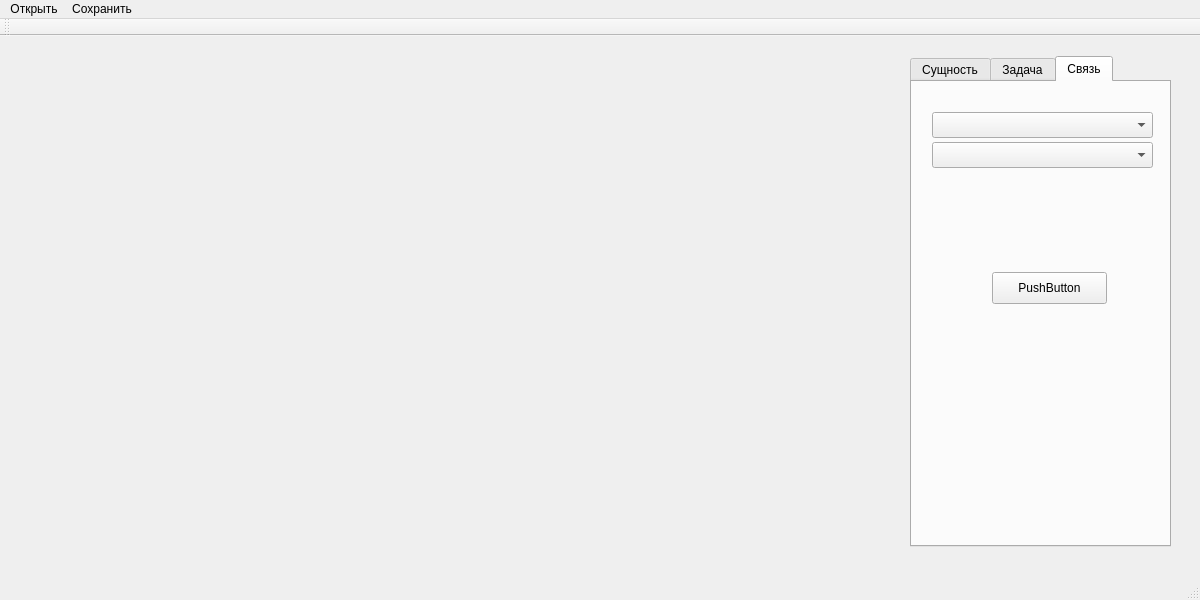
Qt form mainwindow.ui (farmatholin/mdp-sequence-0303) before a commit.
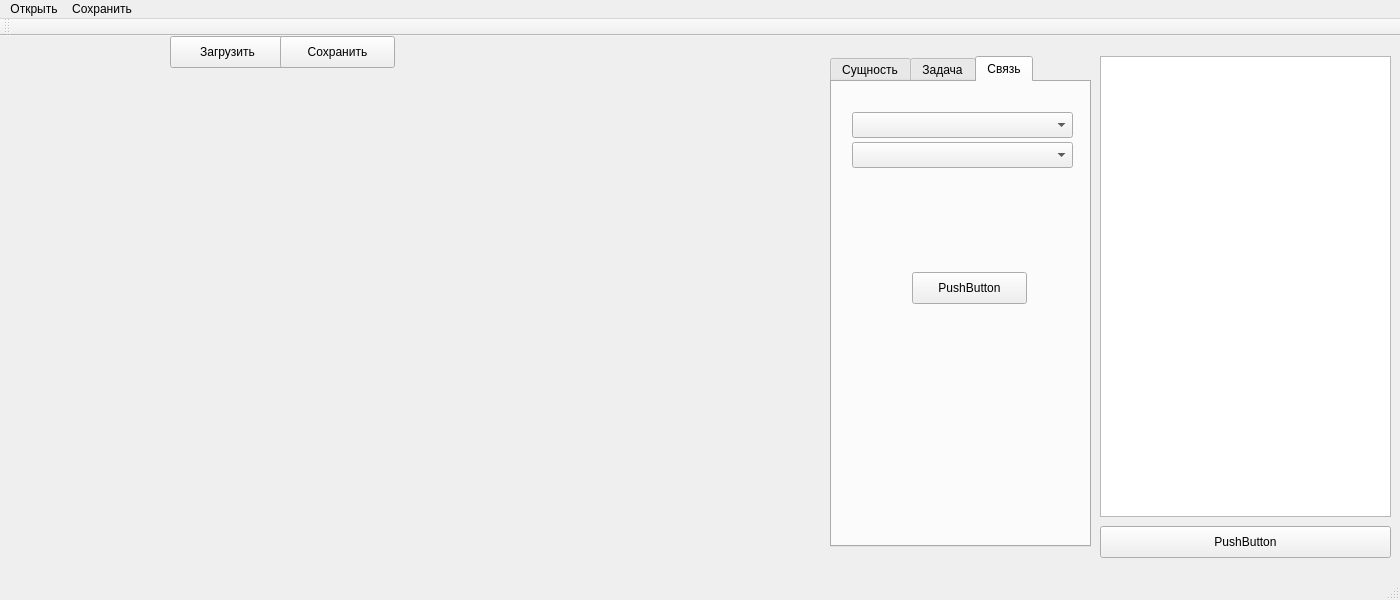
The same form after that commit.

```diff
--- a/mainwindow.ui
+++ b/mainwindow.ui
@@ -6,19 +6,19 @@
    <rect>
     <x>0</x>
     <y>0</y>
-    <width>1200</width>
+    <width>1400</width>
     <height>600</height>
    </rect>
   </property>
   <property name="minimumSize">
    <size>
-    <width>1200</width>
+    <width>1400</width>
     <height>600</height>
    </size>
   </property>
   <property name="maximumSize">
    <size>
-    <width>1200</width>
+    <width>1400</width>
     <height>600</height>
    </size>
   </property>
@@ -31,7 +31,7 @@
      <rect>
       <x>10</x>
       <y>30</y>
-      <width>871</width>
+      <width>821</width>
       <height>491</height>
      </rect>
     </property>
@@ -39,7 +39,7 @@
    <widget class="QTabWidget" name="tabWidget">
     <property name="geometry">
      <rect>
-      <x>910</x>
+      <x>830</x>
       <y>20</y>
       <width>261</width>
       <height>491</height>
@@ -319,13 +319,62 @@
      </widget>
     </widget>
    </widget>
+   <widget class="QPlainTextEdit" name="reportEdit">
+    <property name="geometry">
+     <rect>
+      <x>1100</x>
+      <y>20</y>
+      <width>291</width>
+      <height>461</height>
+     </rect>
+    </property>
+   </widget>
+   <widget class="QPushButton" name="generateReport">
+    <property name="geometry">
+     <rect>
+      <x>1100</x>
+      <y>490</y>
+      <width>291</width>
+      <height>32</height>
+     </rect>
+    </property>
+    <property name="text">
+     <string>PushButton</string>
+    </property>
+   </widget>
+   <widget class="QPushButton" name="loadButton">
+    <property name="geometry">
+     <rect>
+      <x>170</x>
+      <y>0</y>
+      <width>115</width>
+      <height>32</height>
+     </rect>
+    </property>
+    <property name="text">
+     <string>Загрузить</string>
+    </property>
+   </widget>
+   <widget class="QPushButton" name="saveButton">
+    <property name="geometry">
+     <rect>
+      <x>280</x>
+      <y>0</y>
+      <width>115</width>
+      <height>32</height>
+     </rect>
+    </property>
+    <property name="text">
+     <string>Сохранить</string>
+    </property>
+   </widget>
   </widget>
   <widget class="QMenuBar" name="menuBar">
    <property name="geometry">
     <rect>
      <x>0</x>
      <y>0</y>
-     <width>1200</width>
+     <width>1400</width>
      <height>22</height>
     </rect>
    </property>
```
